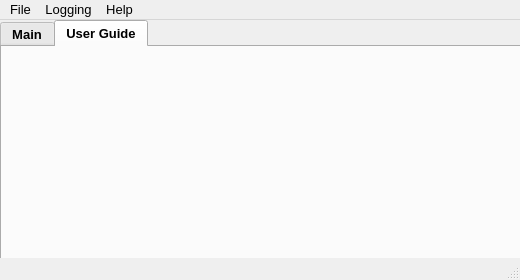
Before: the Qt Designer form ui/ui_mainwindow.ui in kainan-tek/ADTM_Tool, drawn with Qt 5.
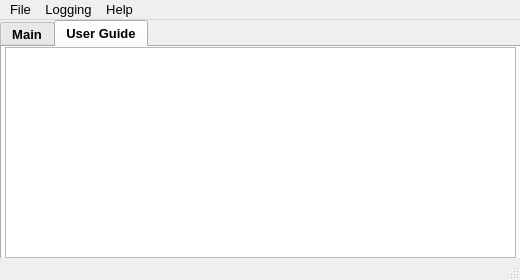
After: the same form once the commit is applied. The open tabs and pages were chosen to show the change.

The edit to the form file:
```diff
--- a/ui/ui_mainwindow.ui
+++ b/ui/ui_mainwindow.ui
@@ -282,6 +282,31 @@
      <attribute name="title">
       <string>User Guide</string>
      </attribute>
+     <widget class="QTextEdit" name="guideTextEdit">
+      <property name="geometry">
+       <rect>
+        <x>3</x>
+        <y>0</y>
+        <width>511</width>
+        <height>211</height>
+       </rect>
+      </property>
+      <property name="font">
+       <font>
+        <pointsize>10</pointsize>
+        <bold>false</bold>
+       </font>
+      </property>
+      <property name="styleSheet">
+       <string notr="true"/>
+      </property>
+      <property name="frameShadow">
+       <enum>QFrame::Sunken</enum>
+      </property>
+      <property name="readOnly">
+       <bool>true</bool>
+      </property>
+     </widget>
     </widget>
    </widget>
   </widget>
```
Left out of the diff: 10 changed lines with no effect on the pictures.
